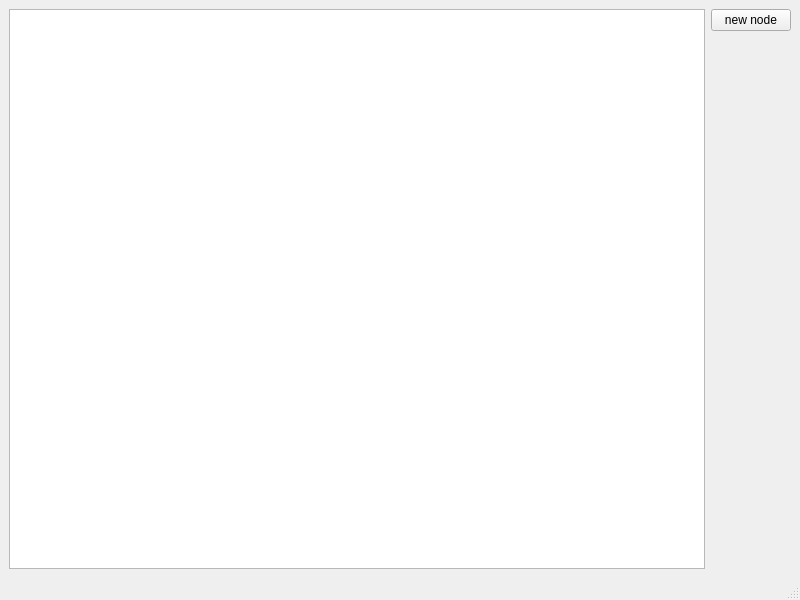
Before: the Qt Designer form mainwindow.ui in abansal755/Image-Editor, drawn with Qt 5.
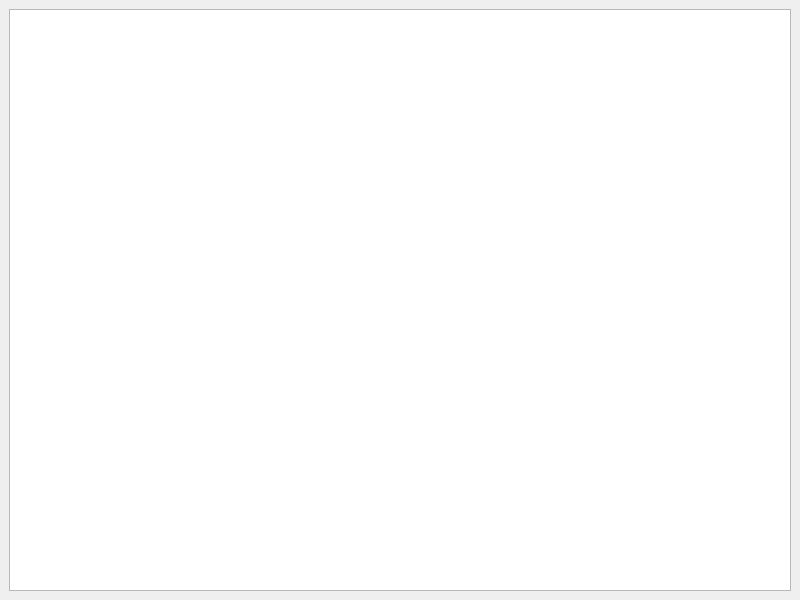
After: the same form once the commit is applied.

Patch:
```diff
--- a/mainwindow.ui
+++ b/mainwindow.ui
@@ -18,30 +18,6 @@
     <item>
      <widget class="QGraphicsView" name="graphicsView"/>
     </item>
-    <item>
-     <layout class="QVBoxLayout" name="verticalLayout">
-      <item>
-       <widget class="QPushButton" name="pushButton">
-        <property name="text">
-         <string>new node</string>
-        </property>
-       </widget>
-      </item>
-      <item>
-       <spacer name="verticalSpacer">
-        <property name="orientation">
-         <enum>Qt::Vertical</enum>
-        </property>
-        <property name="sizeHint" stdset="0">
-         <size>
-          <width>20</width>
-          <height>40</height>
-         </size>
-        </property>
-       </spacer>
-      </item>
-     </layout>
-    </item>
    </layout>
   </widget>
   <widget class="QMenuBar" name="menubar">
@@ -54,7 +30,6 @@
     </rect>
    </property>
   </widget>
-  <widget class="QStatusBar" name="statusbar"/>
  </widget>
  <resources/>
  <connections/>
```
